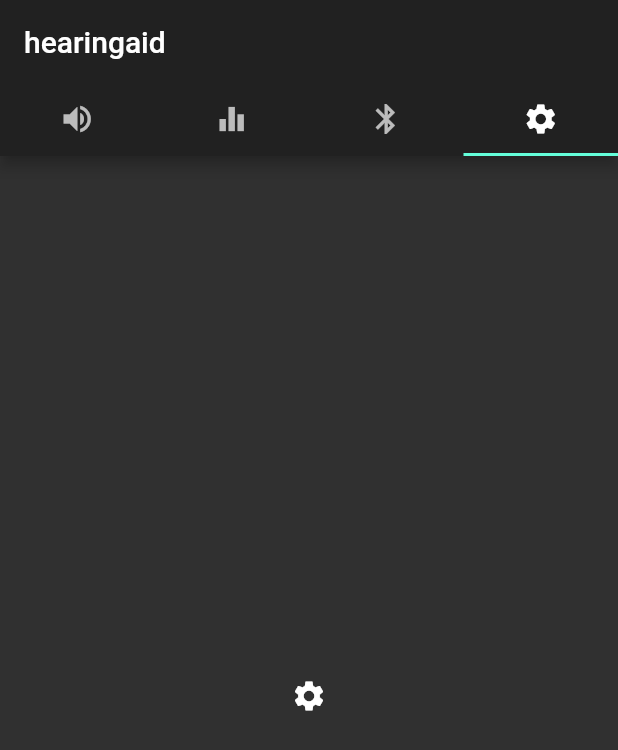
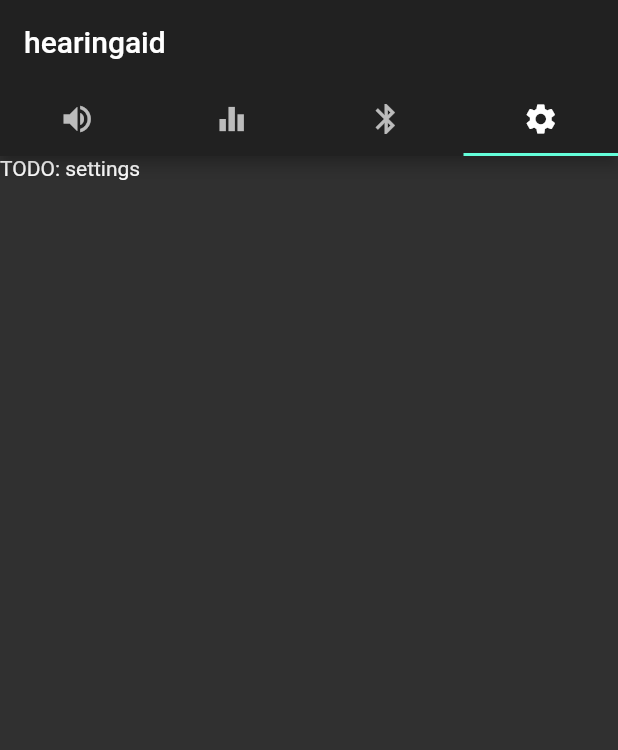
Before and after one commit to jethrodaniel/hearingaid, a Flutter app: the screen it shows after launch, tab 4 chosen, on a phone screen of 412 x 824 dp. Shown: the top 750 px of the screen. Run offline on Flutter 3.47's test engine with Material 2 defaults, Android fonts, the phone set to English and light mode, and no system bars; our stand-ins replace flutter_xlider; missing offline and left inert: flutter_ble_lib.

Commit message:
start stubbing out settings page

```diff
--- a/lib/main.dart
+++ b/lib/main.dart
@@ -49,7 +49,7 @@ class _MyHomePageState extends State<MyHomePage> {
             _volumePage(),
             Icon(Icons.equalizer),
             _bluetoothPage(),
-            Icon(Icons.settings),
+            _settingsPage()
           ],
         ),
       ),
@@ -85,6 +85,14 @@ class _MyHomePageState extends State<MyHomePage> {
           onPressed: () => null,
         ),
       ]),
+    ]);
+  }
+
+  Widget _settingsPage() {
+    return Row(children: [
+      Column(children: [
+        Text('TODO: settings'),
+      ])
     ]);
   }
 
```
